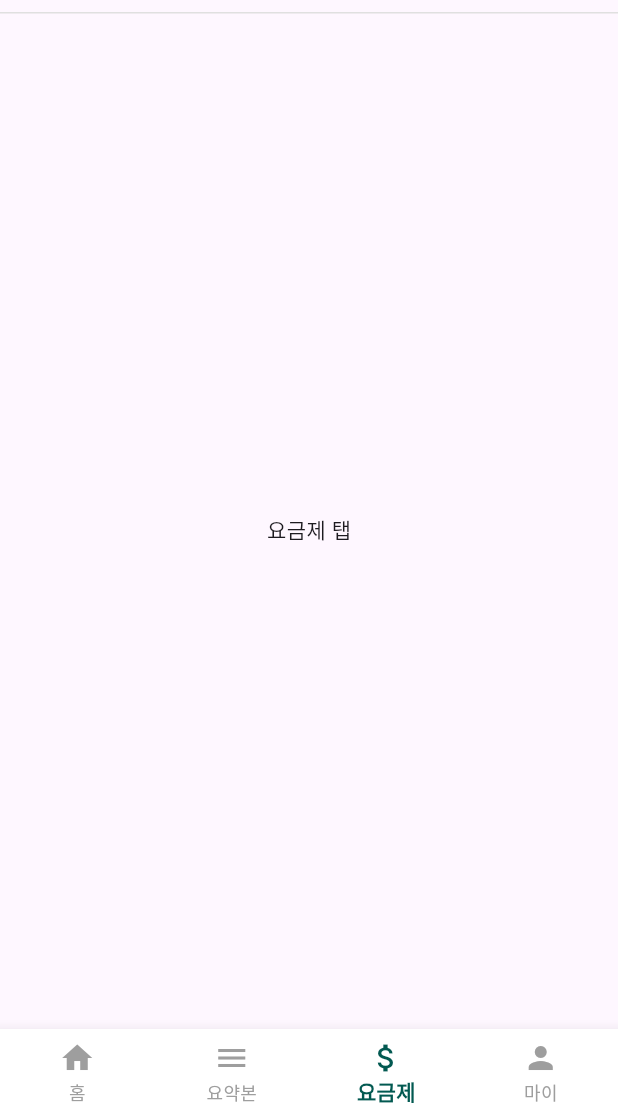
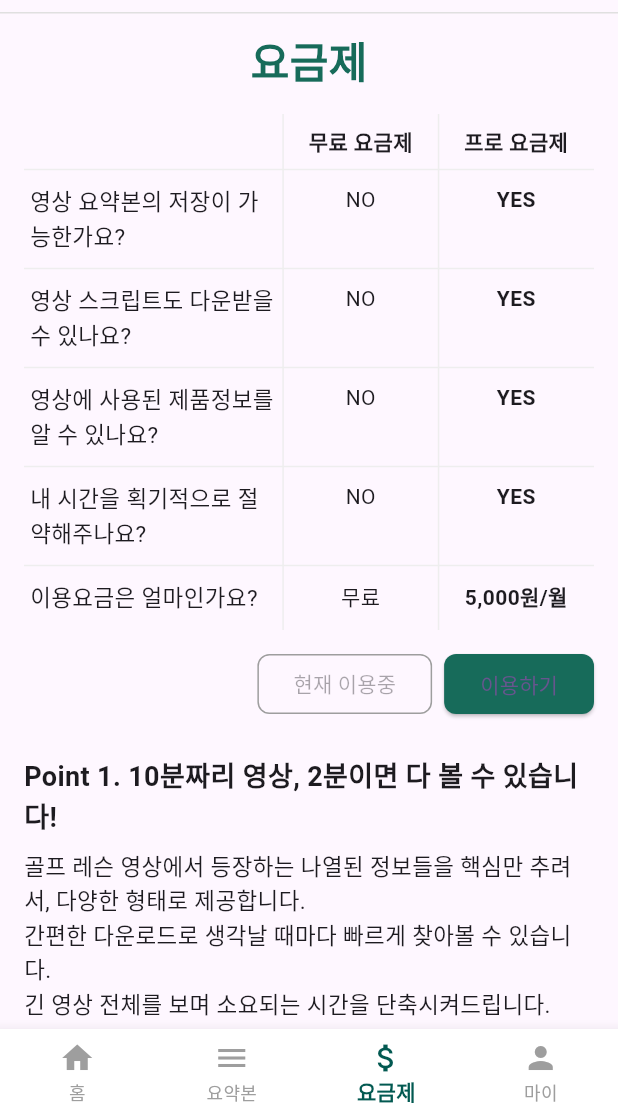
Before and after one commit to golframe/Golframe-dev, a Flutter app: the MainHomeScreen screen opened directly with empty values, item 3 of the bottom bar chosen, on a phone screen of 412 x 824 dp, the part 120-1236 px from its top. Run offline on Flutter 3.47's test engine with Material 3 defaults, Android fonts, the phone set to English and light mode, and no system bars.

Commit message:
[feat] 무료회원/요금제 탭 작업

```diff
--- a/lib/main_home_screen.dart
+++ b/lib/main_home_screen.dart
@@ -2,25 +2,26 @@ import 'package:flutter/material.dart';
 import 'colors.dart';
 import 'video_detail_screen.dart';
 import 'summary_tab.dart';
+import 'plan_tab.dart';
 
 class MainHomeScreen extends StatefulWidget {
   final String role; // '무료회원' 또는 '프로회원'
   const MainHomeScreen({Key? key, required this.role}) : super(key: key);
 
   @override
-  State<MainHomeScreen> createState() => _MainHomeScreenState();
+  State<MainHomeScreen> createState() => MainHomeScreenState();
 }
 
-class _MainHomeScreenState extends State<MainHomeScreen> {
-  int _selectedIndex = 0;
+class MainHomeScreenState extends State<MainHomeScreen> {
+  int selectedIndex = 0;
 
   @override
   void didChangeDependencies() {
     super.didChangeDependencies();
     final args = ModalRoute.of(context)?.settings.arguments;
-    if (args is int && args != _selectedIndex) {
+    if (args is int && args != selectedIndex) {
       setState(() {
-        _selectedIndex = args;
+        selectedIndex = args;
       });
     }
   }
@@ -37,7 +38,7 @@ class _MainHomeScreenState extends State<MainHomeScreen> {
           : [
             _TabItem('홈', Icons.home, _HomeTab(onGoToDetail: _goToDetail)),
             _TabItem('요약본', Icons.menu, SummaryTab(role: widget.role)),
-            _TabItem('요금제', Icons.attach_money, const _PlanTab()),
+            _TabItem('요금제', Icons.attach_money, PlanTab()),
             _TabItem('마이', Icons.person, const _MyTab()),
           ];
 
@@ -61,15 +62,15 @@ class _MainHomeScreenState extends State<MainHomeScreen> {
           ],
         ),
       ),
-      body: _tabs[_selectedIndex].screen,
+      body: _tabs[selectedIndex].screen,
       bottomNavigationBar: BottomNavigationBar(
         type: BottomNavigationBarType.fixed,
         backgroundColor: Colors.white,
         selectedItemColor: AppColors.main01,
         unselectedItemColor: AppColors.grey01,
         selectedLabelStyle: const TextStyle(fontWeight: FontWeight.bold),
-        currentIndex: _selectedIndex,
-        onTap: (i) => setState(() => _selectedIndex = i),
+        currentIndex: selectedIndex,
+        onTap: (i) => setState(() => selectedIndex = i),
         items: [
           for (final tab in _tabs)
             BottomNavigationBarItem(icon: Icon(tab.icon), label: tab.label),
@@ -98,11 +99,11 @@ class _MainHomeScreenState extends State<MainHomeScreen> {
     );
     if (result == 'go_summary') {
       setState(() {
-        _selectedIndex = 1;
+        selectedIndex = 1;
       });
     } else if (result == 'go_plan') {
       setState(() {
-        _selectedIndex = 2;
+        selectedIndex = 2;
       });
     }
   }
@@ -454,14 +455,6 @@ class _VideoCard extends StatelessWidget {
   }
 }
 
-class _PlanTab extends StatelessWidget {
-  const _PlanTab();
-  @override
-  Widget build(BuildContext context) {
-    return const Center(child: Text('요금제 탭'));
-  }
-}
-
 class _RecommendTab extends StatelessWidget {
   const _RecommendTab();
   @override
--- /dev/null
+++ b/lib/plan_tab.dart
@@ -0,0 +1,377 @@
+import 'package:flutter/material.dart';
+
+class PlanTab extends StatelessWidget {
+  const PlanTab({super.key});
+
+  void _showPaymentSheet(BuildContext context) async {
+    await showModalBottomSheet(
+      context: context,
+      isScrollControlled: true,
+      shape: const RoundedRectangleBorder(
+        borderRadius: BorderRadius.vertical(top: Radius.circular(24)),
+      ),
+      builder: (ctx) {
+        return Padding(
+          padding: MediaQuery.of(ctx).viewInsets,
+          child: PaymentSheet(),
+        );
+      },
+    );
+  }
+
+  @override
+  Widget build(BuildContext context) {
+    return ListView(
+      padding: const EdgeInsets.symmetric(horizontal: 16, vertical: 0),
+      children: [
+        const Center(
+          child: Text(
+            '요금제',
+            style: TextStyle(
+              color: Color(0xFF176B5A),
+              fontWeight: FontWeight.bold,
+              fontSize: 28,
+            ),
+          ),
+        ),
+        const SizedBox(height: 16),
+        // 요금제 비교 표
+        Table(
+          columnWidths: const {
+            0: FlexColumnWidth(2),
+            1: FlexColumnWidth(1.2),
+            2: FlexColumnWidth(1.2),
+          },
+          border: TableBorder.symmetric(
+            inside: BorderSide(color: Colors.grey.shade200),
+          ),
+          children: [
+            TableRow(
+              children: [
+                const SizedBox(),
+                const Padding(
+                  padding: EdgeInsets.symmetric(vertical: 8),
+                  child: Text(
+                    '무료 요금제',
+                    textAlign: TextAlign.center,
+                    style: TextStyle(fontWeight: FontWeight.bold),
+                  ),
+                ),
+                const Padding(
+                  padding: EdgeInsets.symmetric(vertical: 8),
+                  child: Text(
+                    '프로 요금제',
+                    textAlign: TextAlign.center,
+                    style: TextStyle(fontWeight: FontWeight.bold),
+                  ),
+                ),
+              ],
+            ),
+            _planRow('영상 요약본의 저장이 가능한가요?', 'NO', 'YES'),
+            _planRow('영상 스크립트도 다운받을 수 있나요?', 'NO', 'YES'),
+            _planRow('영상에 사용된 제품정보를 알 수 있나요?', 'NO', 'YES'),
+            _planRow('내 시간을 획기적으로 절약해주나요?', 'NO', 'YES'),
+            _planRow('이용요금은 얼마인가요?', '무료', '5,000원/월'),
+          ],
+        ),
+        const SizedBox(height: 12),
+        Row(
+          mainAxisAlignment: MainAxisAlignment.end,
+          children: [
+            OutlinedButton(
+              onPressed: null,
+              style: OutlinedButton.styleFrom(
+                foregroundColor: Colors.grey,
+                side: const BorderSide(color: Colors.grey),
+                shape: RoundedRectangleBorder(
+                  borderRadius: BorderRadius.circular(8),
+                ),
+              ),
+              child: const Text('현재 이용중'),
+            ),
+            const SizedBox(width: 8),
+            ElevatedButton(
+              onPressed: () => _showPaymentSheet(context),
+              style: ElevatedButton.styleFrom(
+                backgroundColor: const Color(0xFF176B5A),
+                shape: RoundedRectangleBorder(
+                  borderRadius: BorderRadius.circular(8),
+                ),
+              ),
+              child: const Text('이용하기'),
+            ),
+          ],
+        ),
+        const SizedBox(height: 24),
+        const _PlanPoint(
+          number: 1,
+          title: '10분짜리 영상, 2분이면 다 볼 수 있습니다!',
+          desc:
+              '골프 레슨 영상에서 등장하는 나열된 정보들을 핵심만 추려서, 다양한 형태로 제공합니다.\n간편한 다운로드로 생각날 때마다 빠르게 찾아볼 수 있습니다.\n긴 영상 전체를 보며 소요되는 시간을 단축시켜드립니다.',
+        ),
+        const SizedBox(height: 24),
+        const _PlanPoint(
+          number: 2,
+          title: '영상 속 이 제품, 바로 알려드립니다!',
+          desc:
+              '영상을 보면서, "저건 무슨 제품이지?" 생각해보신 적 있으시죠?\n저희가 정보를 찾아드립니다! 바로 확인 후 구매해보세요.',
+        ),
+        const SizedBox(height: 24),
+        const _PlanPoint(
+          number: 3,
+          title: '오프라인에서도 출력해서 공부할 수 있습니다!',
+          desc:
+              '요약본 파일을 출력하고, 일상 속에서도 골프 공부를 편리하게 수행할 수 있어요.\n골프의 생활화를 도와드립니다!',
+        ),
+      ],
+    );
+  }
+}
+
+class PaymentSheet extends StatelessWidget {
+  const PaymentSheet({super.key});
+
+  void _showCompleteDialog(BuildContext context) async {
+    await showDialog(
+      context: context,
+      barrierDismissible: false,
+      builder:
+          (ctx) => AlertDialog(
+            shape: RoundedRectangleBorder(
+              borderRadius: BorderRadius.circular(16),
+            ),
+            title: const Center(
+              child: Text(
+                '안내',
+                style: TextStyle(fontWeight: FontWeight.bold, fontSize: 22),
+              ),
+            ),
+            content: const Text(
+              '결제가 완료되었습니다.',
+              textAlign: TextAlign.center,
+              style: TextStyle(fontSize: 16),
+            ),
+            actionsAlignment: MainAxisAlignment.center,
+            actions: [
+              Center(
+                child: ElevatedButton(
+                  onPressed: () => Navigator.of(ctx).pop(),
+                  style: ElevatedButton.styleFrom(
+                    backgroundColor: const Color(0xFF176B5A),
+                    foregroundColor: Colors.white,
+                    shape: RoundedRectangleBorder(
+                      borderRadius: BorderRadius.circular(8),
+                    ),
+                  ),
+                  child: const Text('닫기'),
+                ),
+              ),
+            ],
+          ),
+    );
+    Navigator.of(context).pop(); // 바텀시트 닫기
+  }
+
+  @override
+  Widget build(BuildContext context) {
+    return Padding(
+      padding: const EdgeInsets.symmetric(horizontal: 16, vertical: 24),
+      child: Column(
+        mainAxisSize: MainAxisSize.min,
+        crossAxisAlignment: CrossAxisAlignment.start,
+        children: [
+          Row(
+            mainAxisAlignment: MainAxisAlignment.spaceBetween,
+            children: [
+              Row(
+                children: [
+                  const Icon(
+                    Icons.camera_alt,
+                    size: 32,
+                    color: Color(0xFF176B5A),
+                  ),
+                  const SizedBox(width: 8),
+                  Column(
+                    crossAxisAlignment: CrossAxisAlignment.start,
+                    children: const [
+                      Text(
+                        '프로 요금제(월간결제)',
+                        style: TextStyle(
+                          fontWeight: FontWeight.bold,
+                          fontSize: 16,
+                        ),
+                      ),
+                      Text('Golframe', style: TextStyle(fontSize: 14)),
+                    ],
+                  ),
+                ],
+              ),
+              IconButton(
+                icon: const Icon(Icons.close),
+                onPressed: () => Navigator.of(context).pop(),
+              ),
+            ],
+          ),
+          const SizedBox(height: 16),
+          Container(
+            width: double.infinity,
+            padding: const EdgeInsets.all(12),
+            decoration: BoxDecoration(
+              color: const Color(0xFFF2F8F5),
+              borderRadius: BorderRadius.circular(8),
+            ),
+            child: Row(
+              mainAxisAlignment: MainAxisAlignment.spaceBetween,
+              children: const [
+                Text('시작일 : 오늘', style: TextStyle(fontSize: 15)),
+                Text('1개월마다 결제', style: TextStyle(fontSize: 15)),
+              ],
+            ),
+          ),
+          const SizedBox(height: 8),
+          Container(
+            width: double.infinity,
+            padding: const EdgeInsets.all(12),
+            decoration: BoxDecoration(
+              color: const Color(0xFFF2F8F5),
+              borderRadius: BorderRadius.circular(8),
+            ),
+            child: Row(
+              mainAxisAlignment: MainAxisAlignment.spaceBetween,
+              children: const [
+                Text('시작일 : 2025. 3. 20.', style: TextStyle(fontSize: 15)),
+                Text(
+                  '₩5,000/월',
+                  style: TextStyle(fontWeight: FontWeight.bold, fontSize: 15),
+                ),
+              ],
+            ),
+          ),
+          const SizedBox(height: 16),
+          const Text(
+            '• Google Play의 정기 결제 페이지에서 언제든지 취소할 수 있습니다.',
+            style: TextStyle(fontSize: 14),
+          ),
+          const Text(
+            '• 2025. 3. 20. 이전에 취소하면 요금이 청구되지 않습니다.',
+            style: TextStyle(fontSize: 14),
+          ),
+          const Text(
+            '• 결제 수단에 임시 보류 금액이 표시될 수 있습니다.',
+            style: TextStyle(fontSize: 14),
+          ),
+          const Text(
+            '• 다음 결제 일정이 시작되기 전에 결제 금액에 동의를 구하는 요청이 있을 예정입니다.',
+            style: TextStyle(fontSize: 14),
+          ),
+          const SizedBox(height: 16),
+          Container(
+            width: double.infinity,
+            padding: const EdgeInsets.all(12),
+            decoration: BoxDecoration(
+              color: const Color(0xFFF2F8F5),
+              borderRadius: BorderRadius.circular(8),
+            ),
+            child: Row(
+              children: const [
+                Text(
+                  'VISA',
+                  style: TextStyle(fontWeight: FontWeight.bold, fontSize: 15),
+                ),
+                SizedBox(width: 12),
+                Text('NH-0099', style: TextStyle(fontSize: 15)),
+                Spacer(),
+                Icon(Icons.arrow_forward_ios, size: 16),
+              ],
+            ),
+          ),
+          const SizedBox(height: 16),
+          const Text(
+            '"정기 결제"를 탭하면 취소할 때까지 정기 결제가 자동으로 갱신된다는 점에 동의하게 됩니다. 가격이 변경되면 알려드리겠습니다.',
+            style: TextStyle(fontSize: 13),
+          ),
+          const SizedBox(height: 16),
+          SizedBox(
+            width: double.infinity,
+            height: 48,
+            child: ElevatedButton(
+              onPressed: () => _showCompleteDialog(context),
+              style: ElevatedButton.styleFrom(
+                backgroundColor: const Color(0xFF176B5A),
+                shape: RoundedRectangleBorder(
+                  borderRadius: BorderRadius.circular(8),
+                ),
+              ),
+              child: const Text(
+                '정기 결제',
+                style: TextStyle(fontSize: 18, fontWeight: FontWeight.bold),
+              ),
+            ),
+          ),
+        ],
+      ),
+    );
+  }
+}
+
+TableRow _planRow(String label, String free, String pro) {
+  return TableRow(
+    children: [
+      Padding(
+        padding: const EdgeInsets.symmetric(vertical: 10, horizontal: 4),
+        child: Text(label, style: const TextStyle(fontSize: 15)),
+      ),
+      Padding(
+        padding: const EdgeInsets.symmetric(vertical: 10),
+        child: Text(
+          free,
+          textAlign: TextAlign.center,
+          style: TextStyle(
+            fontWeight: free == 'YES' ? FontWeight.bold : FontWeight.normal,
+          ),
+        ),
+      ),
+      Padding(
+        padding: const EdgeInsets.symmetric(vertical: 10),
+        child: Text(
+          pro,
+          textAlign: TextAlign.center,
+          style: TextStyle(
+            fontWeight:
+                pro == 'YES' || pro.contains('원')
+                    ? FontWeight.bold
+                    : FontWeight.normal,
+          ),
+        ),
+      ),
+    ],
+  );
+}
+
+class _PlanPoint extends StatelessWidget {
+  final int number;
+  final String title;
+  final String desc;
+  const _PlanPoint({
+    required this.number,
+    required this.title,
+    required this.desc,
+  });
+  @override
+  Widget build(BuildContext context) {
+    return Column(
+      crossAxisAlignment: CrossAxisAlignment.start,
+      children: [
+        Text(
+          'Point $number. $title',
+          style: const TextStyle(fontWeight: FontWeight.bold, fontSize: 18),
+        ),
+        const SizedBox(height: 8),
+        Text(
+          desc.replaceAll('\\n', '\n'),
+          style: const TextStyle(fontSize: 15),
+        ),
+      ],
+    );
+  }
+}
```
Also changed, not shown: lib/summary_tab.dart (+5 -2 lines).
